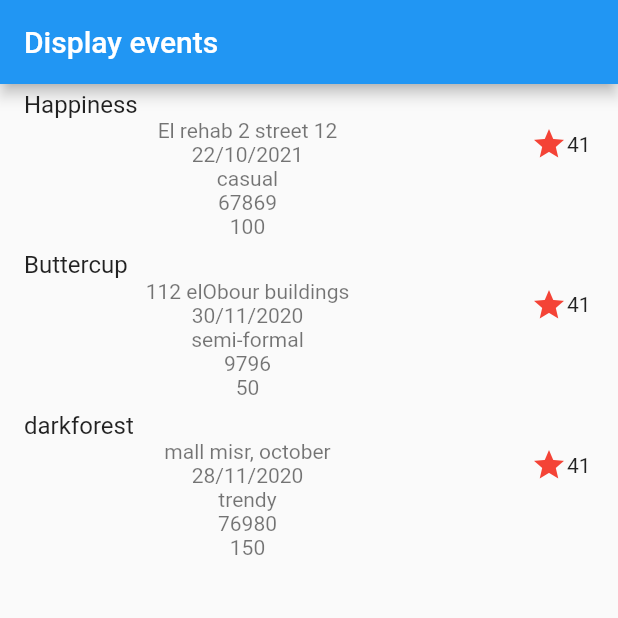
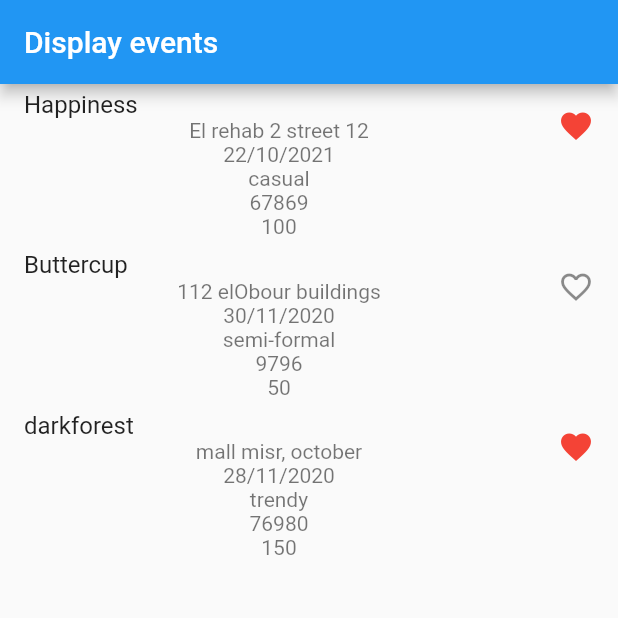
Before and after one commit to monikaMagdy/Event-Ogranizer, a Flutter app: the DisplayEvents screen opened directly, on a phone screen of 412 x 824 dp, the top half of it. Run offline on Flutter 3.47's test engine with Material 2 defaults, Android fonts, the phone set to English and light mode, and no system bars.

Commit message:
set eventData into setstate to save list action

```diff
--- a/lib/preview_events.dart
+++ b/lib/preview_events.dart
@@ -22,17 +22,29 @@ class DisplayEvents extends StatefulWidget {
 }
 
 class _DisplayEvents extends State<DisplayEvents> {
-  Event event;
+  EventData eventData = new EventData();
+
+  List<Event> list;
+
+  @override
+  void initState() {
+    list = eventData.eventDB;
+  }
+
+  void refresh() {
+    setState(() {
+      list = eventData.eventDB;
+    });
+  }
 
   @override
   Widget build(BuildContext context) {
-    EventData eventData = new EventData();
     return Scaffold(
       appBar: AppBar(
         title: Text("Display events"),
       ),
       body: Column(
-        children: eventData.eventDB.map((data) {
+        children: list.map((data) {
           return ListTile(
             title: Text(data.eventName),
             subtitle: Column(
@@ -44,7 +56,14 @@ class _DisplayEvents extends State<DisplayEvents> {
                 Text(data.limitAttending.toString()),
               ],
             ),
-            trailing: FavoriteWidget(),
+            trailing: Icon(
+              data.isFavorite ? Icons.favorite : Icons.favorite_border,
+              color: data.isFavorite ? Colors.red : null,
+            ),
+            onTap: () {
+              data.setFavorite(!data.isFavorite);
+              refresh();
+            },
           );
         }).toList(),
       ),
@@ -52,47 +71,57 @@ class _DisplayEvents extends State<DisplayEvents> {
   }
 }
 
-class FavoriteWidget extends StatefulWidget {
-  _FavoriteWidget createState() => _FavoriteWidget();
-}
+// class FavoriteWidget extends StatefulWidget {
+//   final bool fav;
 
-class _FavoriteWidget extends State<FavoriteWidget> {
-  bool _isFavorited = true;
-  int _favoriteCount = 41;
-  void _toggleFavorite() {
-    setState(() {
-      if (_isFavorited) {
-        _favoriteCount -= 1;
-        _isFavorited = false;
-      } else {
-        _favoriteCount += 1;
-        _isFavorited = true;
-      }
-    });
-  }
+//   const FavoriteWidget({Key key, this.fav}) : super(key: key);
 
-  @override
-  Widget build(BuildContext context) {
-    return Row(
-      mainAxisSize: MainAxisSize.min,
-      children: [
-        Container(
-          padding: EdgeInsets.all(0),
-          child: IconButton(
-            padding: EdgeInsets.all(0),
-            alignment: Alignment.centerRight,
-            icon: (_isFavorited ? Icon(Icons.star) : Icon(Icons.star_border)),
-            color: _isFavorited ? Colors.red : null,
-            onPressed: _toggleFavorite,
-          ),
-        ),
-        SizedBox(
-          width: 18,
-          child: Container(
-            child: Text('$_favoriteCount'),
-          ),
-        ),
-      ],
-    );
-  }
-}
+//   @override
+//   _FavoriteWidget createState() => _FavoriteWidget();
+// }
+
+// class _FavoriteWidget extends State<FavoriteWidget> {
+//   bool _isFavorited;
+//   @override
+//   void initState() {
+//     _isFavorited = widget.fav;
+//   }
+
+//   int _favoriteCount = 41;
+//   void _toggleFavorite() {
+//     setState(() {
+//       if (_isFavorited) {
+//         _favoriteCount -= 1;
+//         _isFavorited = false;
+//       } else {
+//         _favoriteCount += 1;
+//         _isFavorited = true;
+//       }
+//     });
+//   }
+
+//   @override
+//   Widget build(BuildContext context) {
+//     return Row(
+//       mainAxisSize: MainAxisSize.min,
+//       children: [
+//         Container(
+//           padding: EdgeInsets.all(0),
+//           child: IconButton(
+//             padding: EdgeInsets.all(0),
+//             alignment: Alignment.centerRight,
+//             icon: (_isFavorited ? Icon(Icons.star) : Icon(Icons.star_border)),
+//             color: _isFavorited ? Colors.red : null,
+//             onPressed: _toggleFavorite,
+//           ),
+//         ),
+//         SizedBox(
+//           width: 18,
+//           child: Container(
+//             child: Text('$_favoriteCount'),
+//           ),
+//         ),
+//       ],
+//     );
+//   }
+// }
```
